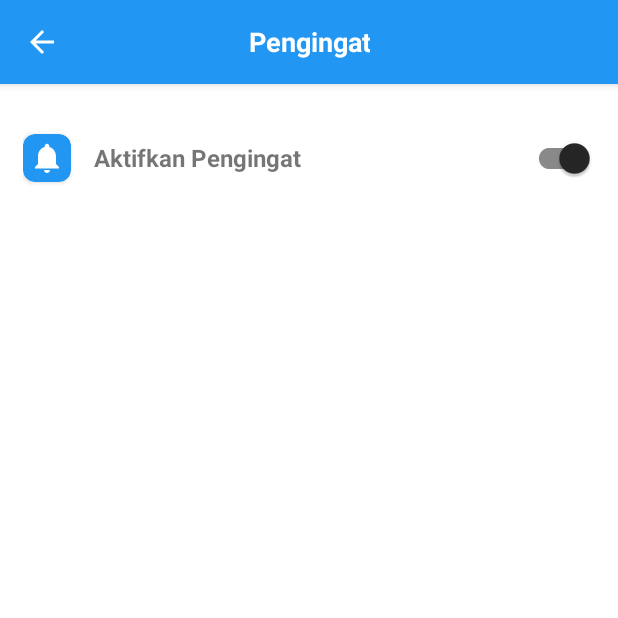
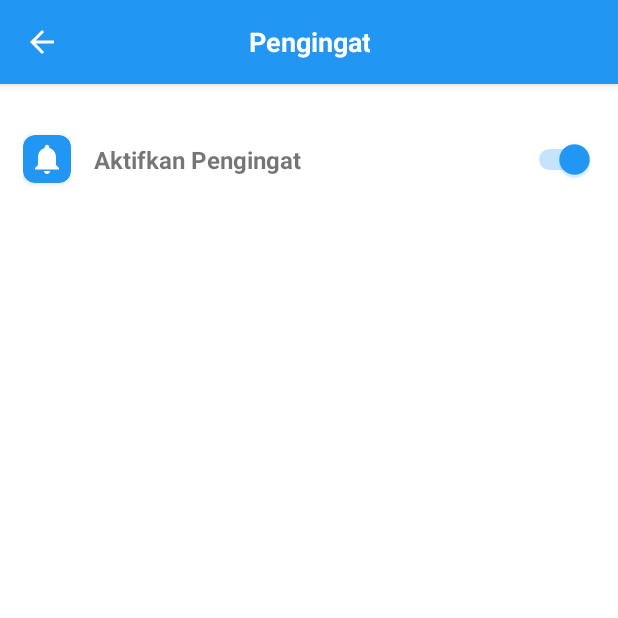
Before and after one commit to CH2-PS188/MD, an Android app: the ReminderActivity screen opened directly, with no data from a screen before it, on a phone screen of 412 x 824 dp, the top half of it. Run offline under Robolectric (Android 15) with nearby library versions, the phone set to English and light mode, and no system bars; our stand-ins replace Firebase (no records; nobody signed in at launch, a user with empty details on screens opened directly); 4 statements that could not run were skipped.

Commit message:
Update Notification

```diff
--- a/app/src/main/java/com/moneo/moneo/ui/MainActivity.kt
+++ b/app/src/main/java/com/moneo/moneo/ui/MainActivity.kt
@@ -13,7 +13,6 @@ import com.google.firebase.auth.FirebaseAuth
 import com.moneo.moneo.R
 import com.moneo.moneo.databinding.ActivityMainBinding
 import com.moneo.moneo.ui.onboarding.OnboardingActivity
-
 
 
 class MainActivity : AppCompatActivity() {
@@ -55,8 +54,6 @@ class MainActivity : AppCompatActivity() {
             // Handle the case where navHostFragment is null
             Log.e("MainActivity", "NavHostFragment is null")
         }
-
-
     }
 
     private fun redirectToLoginScreen() {
--- a/app/src/main/java/com/moneo/moneo/ui/factory/SettingFactory.kt
+++ b/app/src/main/java/com/moneo/moneo/ui/factory/SettingFactory.kt
@@ -6,14 +6,13 @@ import com.moneo.moneo.datastore.SettingPreferences
 import com.moneo.moneo.ui.setting.thema.ThemaViewModel
 
 @Suppress("UNCHECKED_CAST")
-class SettingFactory(private val pref: SettingPreferences): ViewModelProvider.Factory {
+class SettingFactory(private val pref: SettingPreferences): ViewModelProvider.NewInstanceFactory() {
 
     override fun <T : ViewModel> create(modelClass: Class<T>): T {
         return when {
             modelClass.isAssignableFrom(ThemaViewModel::class.java) -> {
                 ThemaViewModel(pref) as T
             }
-
             else -> {
                 throw IllegalArgumentException("Unknown ViewModel class")
             }
--- a/app/src/main/java/com/moneo/moneo/ui/setting/reminder/ReminderActivity.kt
+++ b/app/src/main/java/com/moneo/moneo/ui/setting/reminder/ReminderActivity.kt
@@ -67,7 +67,6 @@ class ReminderActivity : AppCompatActivity() {
         // Update the notification status when the switch is toggled
         binding.switchReminder.setOnCheckedChangeListener { _, isChecked ->
             reminderVM.setNotificationEnabled(isChecked)
-            Toast.makeText(this, "Notifikasi Berhasil di Aktifkan", Toast.LENGTH_SHORT).show()
         }
 
 //        reminderVM.isNotificationEnabled.apply {
--- a/app/src/main/res/layout/activity_bahasa.xml
+++ b/app/src/main/res/layout/activity_bahasa.xml
@@ -58,6 +58,7 @@
             android:layout_height="wrap_content"
             android:padding="10dp"
             android:textSize="16sp"
+            android:buttonTint="@color/color_primary"
             android:checked="true"
             android:textStyle="bold"
             android:text="@string/language_indonesia"/>
@@ -67,6 +68,7 @@
             android:layout_height="wrap_content"
             android:padding="10dp"
             android:textSize="16sp"
+            android:buttonTint="@color/color_primary"
             android:textStyle="bold"
             android:text="@string/language_inggris"/>
     </RadioGroup>
--- a/app/src/main/res/layout/activity_reminder.xml
+++ b/app/src/main/res/layout/activity_reminder.xml
@@ -79,13 +79,22 @@
             android:textStyle="bold"
             android:text="@string/active_reminder" />
 
-        <com.google.android.material.switchmaterial.SwitchMaterial
+<!--        <com.google.android.material.switchmaterial.SwitchMaterial-->
+<!--            android:id="@+id/switch_reminder"-->
+<!--            android:layout_width="match_parent"-->
+<!--            android:layout_marginEnd="15dp"-->
+<!--            style="?attr/materialSwitchStyle"-->
+<!--            android:gravity="center"-->
+<!--            android:layout_height="wrap_content" />-->
+        <Switch
             android:id="@+id/switch_reminder"
             android:layout_width="match_parent"
+            android:layout_height="50dp"
+            android:gravity="center"
             android:layout_marginEnd="15dp"
-            style="?attr/materialSwitchStyle"
-            android:gravity="center"
-            android:layout_height="wrap_content" />
+            style="@style/Widget.AppCompat.CompoundButton.Switch"
+            android:thumbTint="@color/color_primary"
+            android:trackTint="@color/color_primary"
+            tools:ignore="UseSwitchCompatOrMaterialXml" />
     </LinearLayout>
-
 </androidx.constraintlayout.widget.ConstraintLayout>
--- a/app/src/main/res/layout/activity_thema.xml
+++ b/app/src/main/res/layout/activity_thema.xml
@@ -58,12 +58,14 @@
             android:layout_height="wrap_content"
             android:padding="10dp"
             android:textSize="16sp"
+            android:buttonTint="@color/color_primary"
             android:textStyle="bold"
             android:text="@string/light_theme"/>
         <RadioButton
             android:id="@+id/rb_DarkTheme"
             android:layout_width="wrap_content"
             android:layout_height="wrap_content"
+            android:buttonTint="@color/color_primary"
             android:padding="10dp"
             android:textSize="16sp"
             android:textStyle="bold"
```
